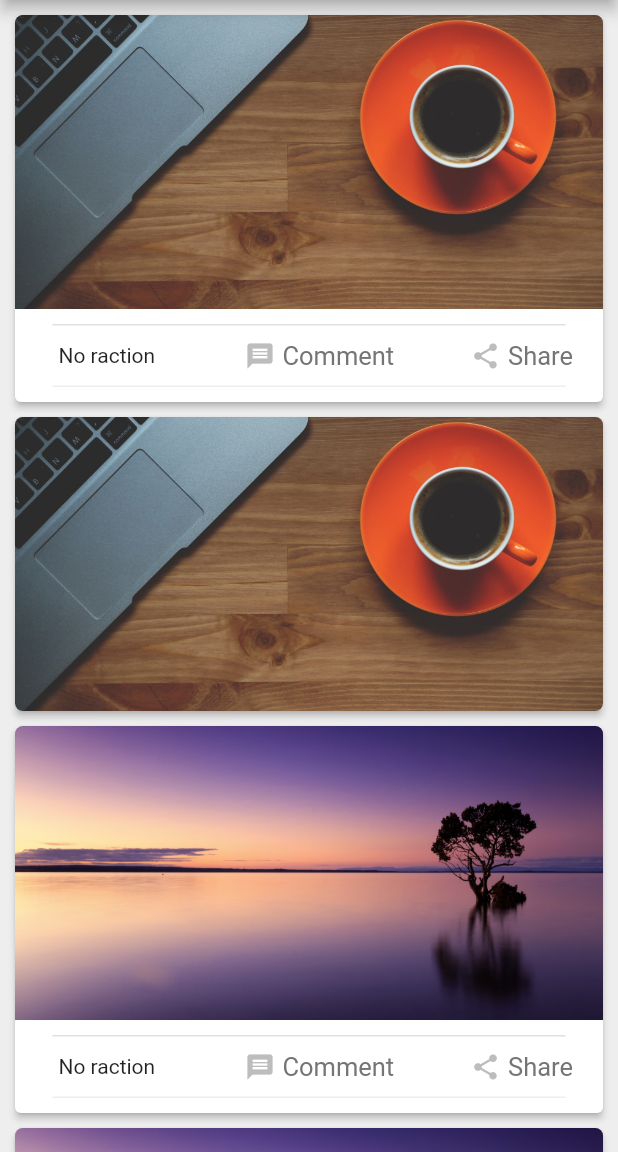
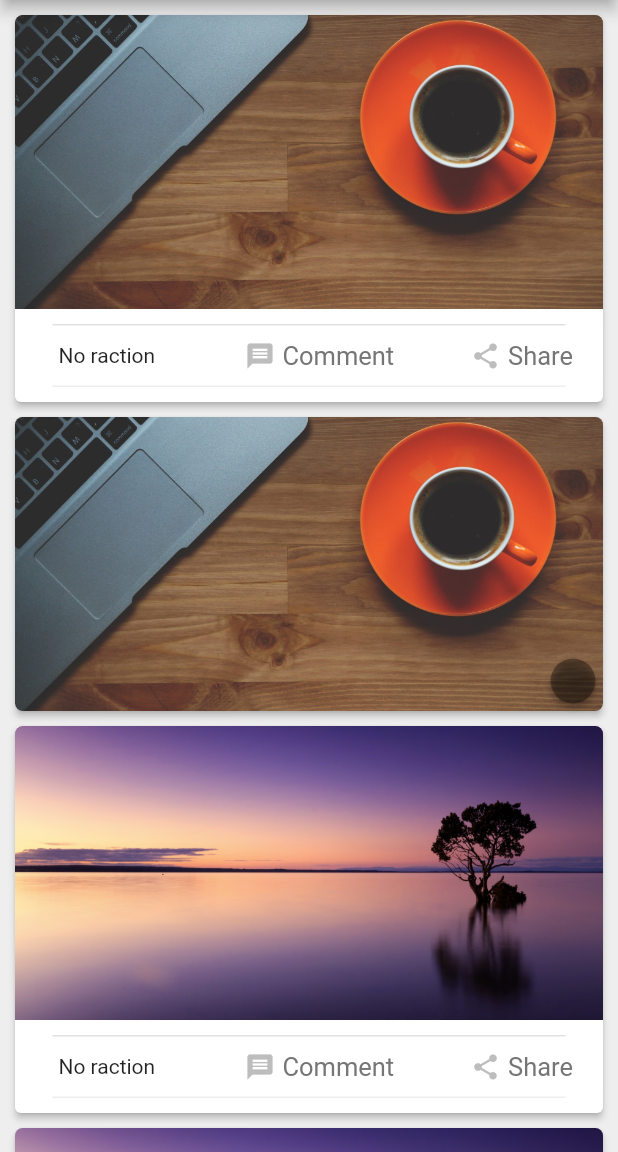
Before and after one commit to GeekAbdelouahed/flutter-reaction-button, a Flutter app: the screen it shows after launch, on a phone screen of 412 x 824 dp, the part 84-1236 px from its top. Run offline on Flutter 3.47's test engine with Material 2 defaults, Android fonts, the phone set to English and light mode, and no system bars.

Commit message:
feat: reaction container example

```diff
--- a/example/lib/ui/common/item.dart
+++ b/example/lib/ui/common/item.dart
@@ -68,7 +68,7 @@ class _ItemState extends State<Item> with AutomaticKeepAliveClientMixin {
                       fit: BoxFit.scaleDown,
                       child: ReactionButtonToggle<String>(
                         onReactionChanged: (String? value, bool isChecked) {
-                          print(
+                          debugPrint(
                               'Selected value: $value, isChecked: $isChecked');
                         },
                         reactions: widget.reactions,
--- a/example/lib/ui/common/item_container.dart
+++ b/example/lib/ui/common/item_container.dart
@@ -13,14 +13,25 @@ class ItemContainer extends StatefulWidget {
 
 class _ItemContainerState extends State<ItemContainer>
     with AutomaticKeepAliveClientMixin {
+  String? _selectedReaction;
+
   @override
   bool get wantKeepAlive => true;
 
   @override
   Widget build(BuildContext context) {
     super.build(context);
-    return Card(
-      margin: const EdgeInsets.symmetric(horizontal: 10, vertical: 5),
+    return Padding(
+      padding: const EdgeInsets.symmetric(
+        horizontal: 10,
+        vertical: 5,
+      ),
+      child: AspectRatio(
+        aspectRatio: 2,
+        child: Stack(
+          children: [
+            Card(
+              margin: EdgeInsets.zero,
               elevation: 2,
               clipBehavior: Clip.antiAlias,
               shape: RoundedRectangleBorder(
@@ -30,11 +41,12 @@ class _ItemContainerState extends State<ItemContainer>
               ),
               child: ReactionContainer<String>(
                 onReactionChanged: (String? value) {
-          print('Selected value: $value');
+                  setState(() {
+                    _selectedReaction = value;
+                  });
+                  debugPrint('Selected value: $value');
                 },
                 reactions: widget.reactions,
-        child: AspectRatio(
-          aspectRatio: 2,
                 child: Image.asset(
                   widget.imgPath,
                   height: 200,
@@ -43,6 +55,33 @@ class _ItemContainerState extends State<ItemContainer>
                 ),
               ),
             ),
+            PositionedDirectional(
+              end: 5,
+              bottom: 5,
+              child: Container(
+                height: 30,
+                width: 30,
+                decoration: BoxDecoration(
+                  color: Colors.black.withOpacity(.35),
+                  shape: BoxShape.circle,
+                  boxShadow: [
+                    BoxShadow(
+                      color: Colors.black.withOpacity(.3),
+                      offset: const Offset(0 , 3),
+                      blurRadius: 3,
+                    )
+                  ],
+                ),
+                child: _selectedReaction != null
+                    ? widget.reactions
+                        .firstWhere((value) => value.value == _selectedReaction)
+                        .previewIcon
+                    : const SizedBox(),
+              ),
+            ),
+          ],
+        ),
+      ),
     );
   }
 }
```
Lines whose indentation alone changed are shown as unchanged.
